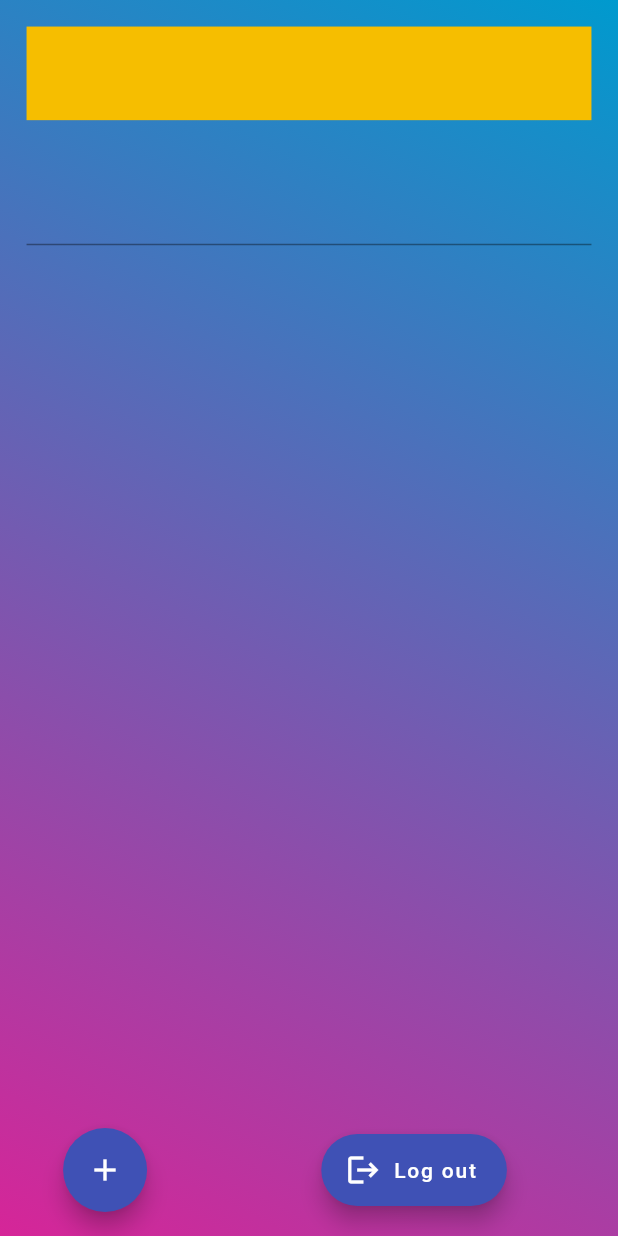
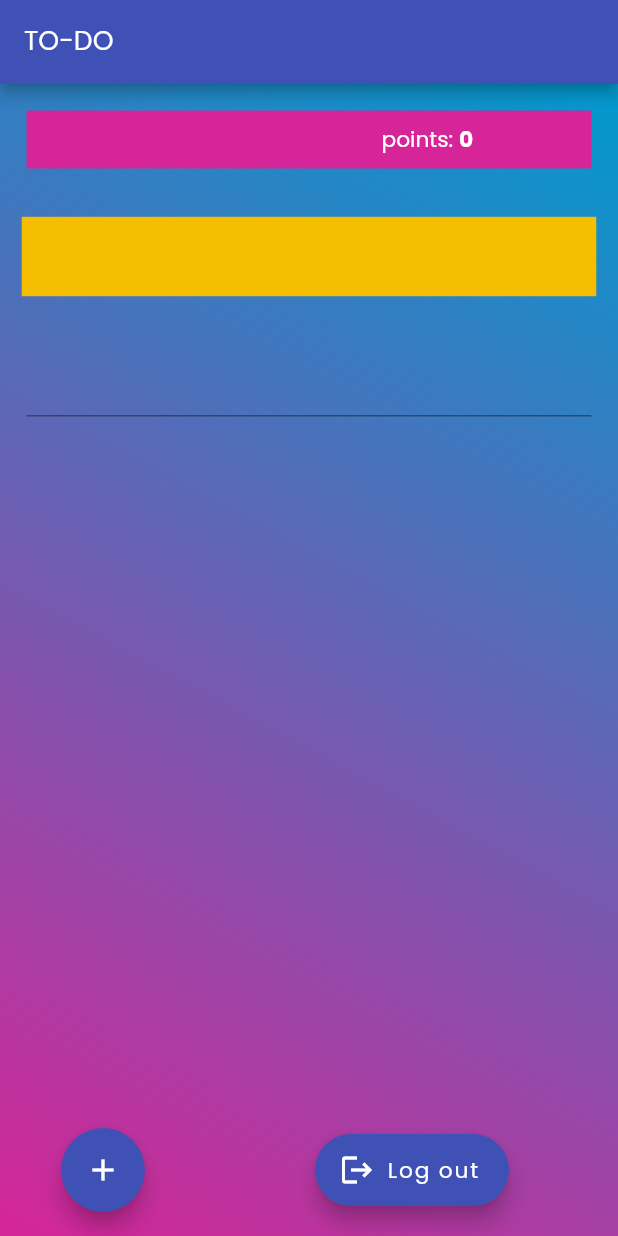
Before and after one commit to Aduzja/to_do_app, a Flutter app: the screen it shows once a user with an empty profile is signed in, after a tap on the "add" icon, on a phone screen of 412 x 824 dp. Run offline on Flutter 3.47's test engine with Material 2 defaults, Android fonts, the phone set to English and light mode, and no system bars; our stand-ins replace cloud_firestore, firebase_auth, firebase_core, google_fonts; accounts and stored records are empty.

Commit message:
Implement bar with mail and points

```diff
--- a/lib/app/login/login_page.dart
+++ b/lib/app/login/login_page.dart
@@ -131,7 +131,7 @@ class _LoginPageState extends State<LoginPage> {
               ),
             );
           }
-          return SecondPage();
+          return SecondPage(user: user);
         });
   }
 }
--- a/lib/app/tasks/second_page.dart
+++ b/lib/app/tasks/second_page.dart
@@ -6,13 +6,23 @@ import 'package:to_do_app/helpers/constants.dart';
 import 'package:google_fonts/google_fonts.dart';
 
 class SecondPage extends StatelessWidget {
-  SecondPage({Key? key}) : super(key: key);
+  SecondPage({Key? key, required this.user}) : super(key: key);
 
   final controller = TextEditingController();
+  final User user;
 
   @override
   Widget build(BuildContext context) {
     return Scaffold(
+      appBar: AppBar(
+        title: Text(
+          'TO-DO',
+          style: GoogleFonts.poppins(
+            fontSize: SizeHelper.getSizeFromPx(context, 55),
+            fontWeight: FontWeight.normal,
+          ),
+        ),
+      ),
       floatingActionButton: Row(
         mainAxisAlignment: MainAxisAlignment.spaceAround,
         children: [
@@ -27,7 +37,13 @@ class SecondPage extends StatelessWidget {
           ),
           FloatingActionButton.extended(
             icon: const Icon(Icons.logout),
-            label: const Text('Log out'),
+            label: Text(
+              'Log out',
+              style: GoogleFonts.poppins(
+                fontSize: SizeHelper.getSizeFromPx(context, 45),
+                fontWeight: FontWeight.normal,
+              ),
+            ),
             onPressed: () {
               FirebaseAuth.instance.signOut();
             },
@@ -50,14 +66,50 @@ class SecondPage extends StatelessWidget {
                 return const Text('An unexpected error occurred');
               }
 
-              if (snapshot.connectionState == ConnectionState.waiting) {
-                return const Text('Please wait, loading');
-              }
-
               final documents = snapshot.data!.docs;
 
               return ListView(
                 children: [
+                  Container(
+                    margin: EdgeInsets.all(
+                      SizeHelper.getSizeFromPx(context, 55),
+                    ),
+                    height: SizeHelper.getSizeFromPx(context, 120),
+                    color: Constants.colorPink,
+                    child: Row(
+                      mainAxisAlignment: MainAxisAlignment.spaceAround,
+                      children: [
+                        Text(
+                          '${user.email}',
+                          style: GoogleFonts.poppins(
+                            fontSize: SizeHelper.getSizeFromPx(context, 45),
+                            fontWeight: FontWeight.normal,
+                            color: Colors.white,
+                          ),
+                        ),
+                        Row(
+                          children: [
+                            Text(
+                              'points: ',
+                              style: GoogleFonts.poppins(
+                                fontSize: SizeHelper.getSizeFromPx(context, 45),
+                                fontWeight: FontWeight.normal,
+                                color: Colors.white,
+                              ),
+                            ),
+                            Text(
+                              '0',
+                              style: GoogleFonts.poppins(
+                                fontSize: SizeHelper.getSizeFromPx(context, 45),
+                                fontWeight: FontWeight.bold,
+                                color: Colors.white,
+                              ),
+                            ),
+                          ],
+                        ),
+                      ],
+                    ),
+                  ),
                   for (final document in documents) ...[
                     Dismissible(
                       key: ValueKey(document.id),
@@ -103,15 +155,15 @@ class TaskWidget extends StatelessWidget {
     return Container(
       color: Constants.colorMustard,
       padding: EdgeInsets.all(
-        SizeHelper.getSizeFromPx(context, 55),
+        SizeHelper.getSizeFromPx(context, 45),
       ),
       margin: EdgeInsets.all(
-        SizeHelper.getSizeFromPx(context, 55),
+        SizeHelper.getSizeFromPx(context, 45),
       ),
       child: Text(
         title,
         style: GoogleFonts.poppins(
-          fontSize: SizeHelper.getSizeFromPx(context, 55),
+          fontSize: SizeHelper.getSizeFromPx(context, 50),
           fontWeight: FontWeight.normal,
         ),
       ),
```
